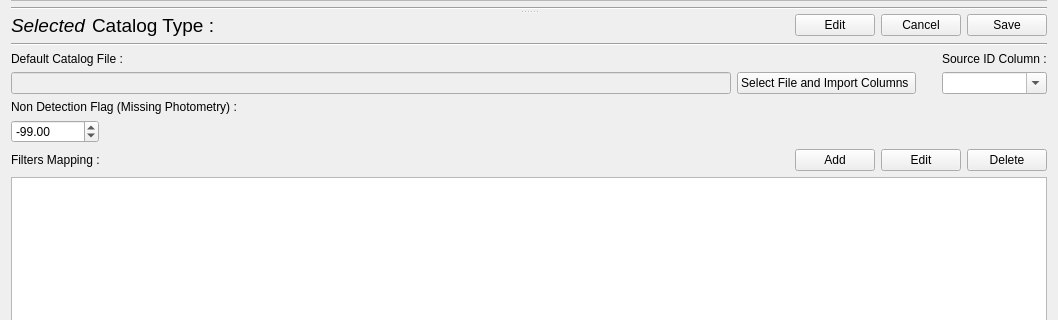
Old version of the form PhzQtUI/auxdir/PhzQtUI/FormSurveyMapping.ui in the repository astrorama/Phosphoros; both pictures show x 0 to 1058 and y 348 to 668 of the 1058 by 842 pixel window.
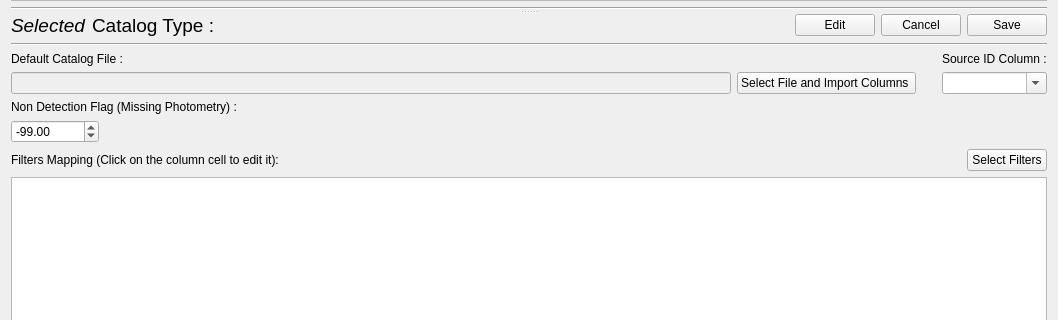
New version of the form.

Commit message: Change the way the filters are selected and mapped to the catalog file columns [Redmine Issue #10628]

The edit to the form file:
```diff
--- a/PhzQtUI/auxdir/PhzQtUI/FormSurveyMapping.ui
+++ b/PhzQtUI/auxdir/PhzQtUI/FormSurveyMapping.ui
@@ -339,7 +339,7 @@
          <item>
           <widget class="QLabel" name="label_16">
            <property name="text">
-            <string>Filters Mapping :</string>
+            <string>Filters Mapping (Click on the column cell to edit it):</string>
            </property>
           </widget>
          </item>
@@ -359,21 +359,7 @@
          <item>
           <widget class="QPushButton" name="btn_AddFilter">
            <property name="text">
-            <string>Add</string>
-           </property>
-          </widget>
-         </item>
-         <item>
-          <widget class="QPushButton" name="btn_BtnEditFilter">
-           <property name="text">
-            <string>Edit</string>
-           </property>
-          </widget>
-         </item>
-         <item>
-          <widget class="QPushButton" name="btn_DeleteFilter">
-           <property name="text">
-            <string>Delete</string>
+            <string>Select Filters</string>
            </property>
           </widget>
          </item>
```
Left out of the diff: 10 changed lines with no effect on the pictures. The commit also changes 17 other files.
